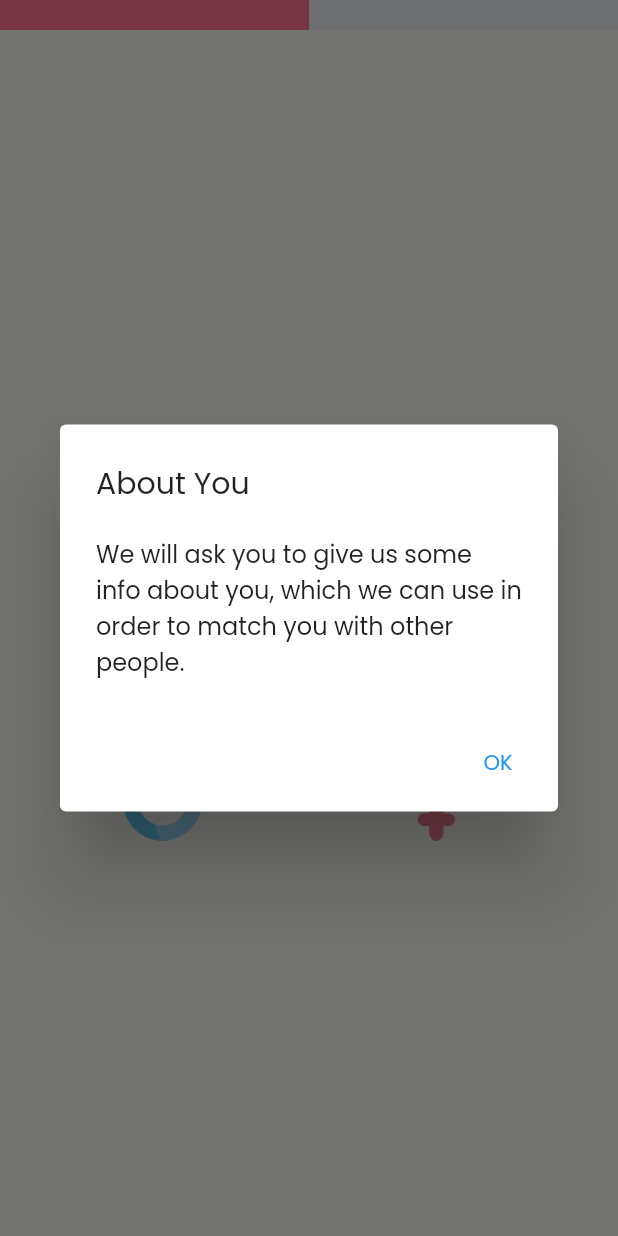
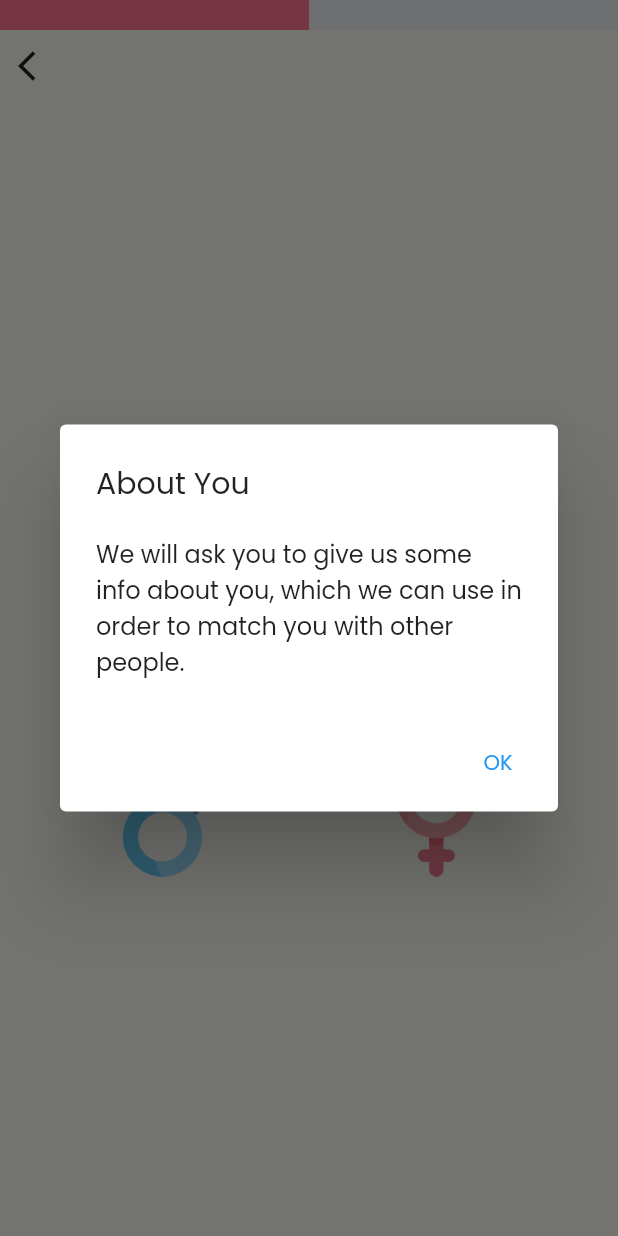
Before and after one commit to canergulay/matching_dating_app, a Flutter app: the Identification screen opened directly, swiped to page 2, on a phone screen of 412 x 824 dp. Run offline on Flutter 3.47's test engine with Material 2 defaults, Android fonts, the phone set to English and light mode, and no system bars; our stand-ins replace adaptive_dialog, bloc, firebase_core, flutter_bloc, get_it, intl_phone_number_input and 1 more; accounts and stored records are empty.

Commit message:
some improvements at the top

```diff
--- a/lib/features/Identification/presentation/cubit/identification_cubit.dart
+++ b/lib/features/Identification/presentation/cubit/identification_cubit.dart
@@ -6,6 +6,8 @@ import 'package:matchangoo/features/Identification/presentation/widgets/keep_ali
 
 class IdentificationCubit extends Cubit<int> {
   IdentificationCubit() : super(0);
+
+  final PageController pageController = PageController(initialPage: 0);
 
   List<Widget> identificationPages(BuildContext context) {
     return [
@@ -31,5 +33,11 @@ class IdentificationCubit extends Cubit<int> {
     emit(state - 1);
   }
 
+  void getPrevious() {
+    if (state != 0) {
+      pageController.animateToPage(state - 1, duration: Duration(milliseconds: 450), curve: Curves.easeInOutBack);
+    }
+  }
+
   double containerWidth(BuildContext context) => context.width / identificationPages(context).length * (state + 1);
 }
--- a/lib/features/Identification/presentation/pages/identification.dart
+++ b/lib/features/Identification/presentation/pages/identification.dart
@@ -31,18 +31,15 @@ class _IdentificationState extends State<Identification> {
     return SafeArea(
       child: BlocProvider(
           create: (context) => IdentificationCubit(),
-          child: BlocBuilder<IdentificationCubit, int>(
-            builder: (context, identificationState) {
-              return Scaffold(
+          child: Builder(
+              builder: (context) => Scaffold(
                       body: Column(
                     crossAxisAlignment: CrossAxisAlignment.start,
                     children: [
                       animatedRowTop(context),
                       identificationPageView(context),
                     ],
-              ));
-            },
-          )),
+                  )))),
     );
   }
 
@@ -51,7 +48,7 @@ class _IdentificationState extends State<Identification> {
       child: PageView.builder(
         physics: AlwaysScrollableScrollPhysics(parent: BouncingScrollPhysics()),
         reverse: false,
-        controller: _pageController,
+        controller: context.read<IdentificationCubit>().pageController,
         onPageChanged: (int page) {
           context.read<IdentificationCubit>().onPageChanged(page);
         },
@@ -63,10 +60,31 @@ class _IdentificationState extends State<Identification> {
     );
   }
 
-  Row animatedRowTop(BuildContext context) {
-    return Row(
+  BlocBuilder animatedRowTop(BuildContext context) {
+    return BlocBuilder<IdentificationCubit, int>(
+      builder: (context, state) {
+        return Column(
+          crossAxisAlignment: CrossAxisAlignment.start,
+          children: [
+            Row(
               children: [upperAnimatedContainer(context), greyContainer()],
+            ),
+            backButton(context, context.read<IdentificationCubit>().pageKeepTrack),
+          ],
         );
+      },
+    );
+  }
+
+  Container backButton(BuildContext context, int page) {
+    return Container(
+        child: page != 0
+            ? IconButton(
+                onPressed: () {
+                  context.read<IdentificationCubit>().getPrevious();
+                },
+                icon: Icon(Icons.arrow_back_ios))
+            : Container());
   }
 
   Expanded greyContainer() {
--- /dev/null
+++ b/lib/features/Identification/presentation/pages/identification_pages.dart/second_section.dart
@@ -0,0 +1,7 @@
+import 'package:flutter/material.dart';
+
+Container secondSection(BuildContext context) => Container(
+      child: Column(
+        children: [],
+      ),
+    );
```
Lines whose indentation alone changed are shown as unchanged.
